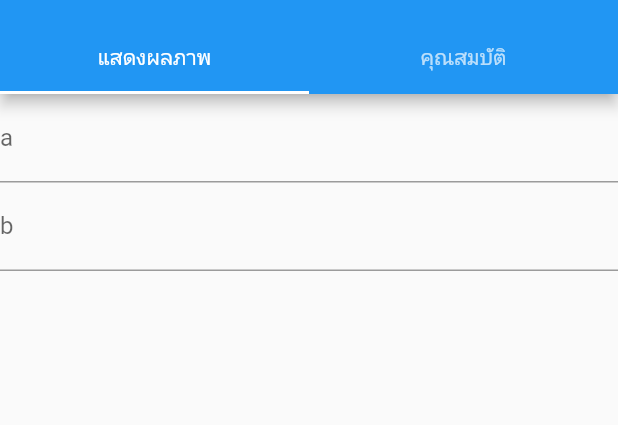
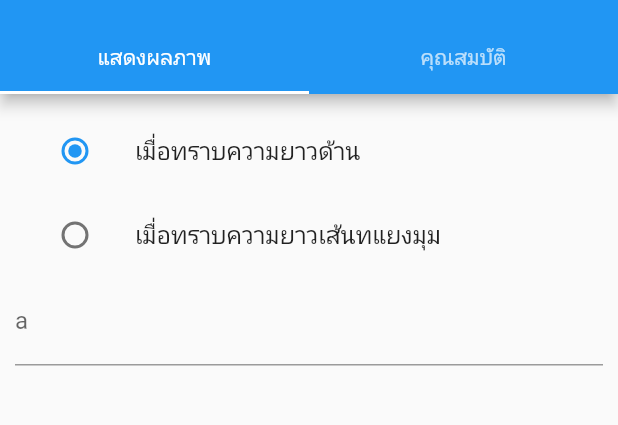
Before and after one commit to Wongvaritanprasertporn/class12geomathitproject, a Flutter app: the screen it shows after launch, on a phone screen of 412 x 824 dp, the part 62-487 px from its top. Run offline on Flutter 3.47's test engine with Material 2 defaults, Android fonts, the phone set to English and light mode, and no system bars.

Commit message:
make square calcpage

```diff
--- a/lib/CalcSubPage/square.dart
+++ b/lib/CalcSubPage/square.dart
@@ -1,5 +1,7 @@
 import 'package:flutter/material.dart';
 import 'package:flutter/services.dart';
+
+enum SquareAreaFormula { fromA, fromB }
 
 class SquareCalcPage extends StatefulWidget {
   SquareCalcPage({Key? key}) : super(key: key);
@@ -9,25 +11,68 @@ class SquareCalcPage extends StatefulWidget {
 }
 
 class _SquareCalcPage extends State<SquareCalcPage> {
+  SquareAreaFormula? _squareAreaFormula = SquareAreaFormula.fromA;
+
   @override
   Widget build(BuildContext context) {
-    return Column(
-      children: [
-        TextField(
+    return Padding(
+      padding: const EdgeInsets.all(10.0),
+      child: Column(
+        children: [
+          Column(
+            children: [
+              ListTile(
+                title: const Text("เมื่อทราบความยาวด้าน"),
+                leading: Radio<SquareAreaFormula>(
+                  value: SquareAreaFormula.fromA,
+                  groupValue: _squareAreaFormula,
+                  onChanged: (SquareAreaFormula? value) {
+                    setState(() {
+                      _squareAreaFormula = value;
+                    });
+                  },
+                ),
+              ),
+              ListTile(
+                title: const Text("เมื่อทราบความยาวเส้นทแยงมุม"),
+                leading: Radio<SquareAreaFormula>(
+                  value: SquareAreaFormula.fromB,
+                  groupValue: _squareAreaFormula,
+                  onChanged: (SquareAreaFormula? value) {
+                    setState(() {
+                      _squareAreaFormula = value;
+                    });
+                  },
+                ),
+              )
+            ],
+          ),
+          getData()
+        ],
+      ),
+    );
+  }
+
+  getData() {
+    switch (_squareAreaFormula) {
+      case SquareAreaFormula.fromA:
+        return TextField(
           decoration: new InputDecoration(labelText: "a"),
           keyboardType: TextInputType.number,
           inputFormatters: <TextInputFormatter>[
             FilteringTextInputFormatter.digitsOnly
           ],
-        ),
-        TextField(
+        );
+      case SquareAreaFormula.fromB:
+        return TextField(
           decoration: new InputDecoration(labelText: "b"),
           keyboardType: TextInputType.number,
           inputFormatters: <TextInputFormatter>[
             FilteringTextInputFormatter.digitsOnly
           ],
-        )
-      ],
-    );
+        );
+      default:
+        print("Unknown square area formula");
+    }
   }
 }
--- a/lib/main.dart
+++ b/lib/main.dart
@@ -76,7 +76,7 @@ class _MyHomePageState extends State<MyHomePage> {
             ),
             body: TabBarView(children: [
               Column(children: [
-                selectCalcPage(),
+                selectCalcPage(_selectedPage),
               ]),
               SingleChildScrollView(
                 child: ShapePage(_selectedPage),
@@ -100,7 +100,7 @@ class _MyHomePageState extends State<MyHomePage> {
     });
   }
 
-  selectCalcPage() {
+  selectCalcPage(_selectedPage) {
     switch (_selectedPage) {
       case 0:
         return SquareCalcPage();
```
